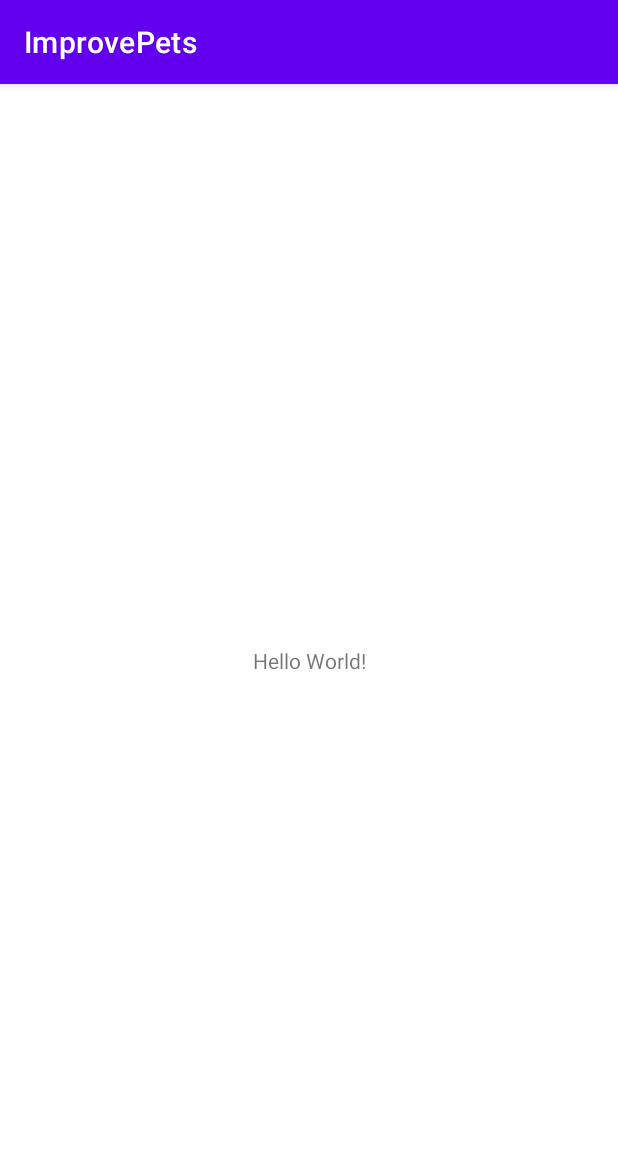
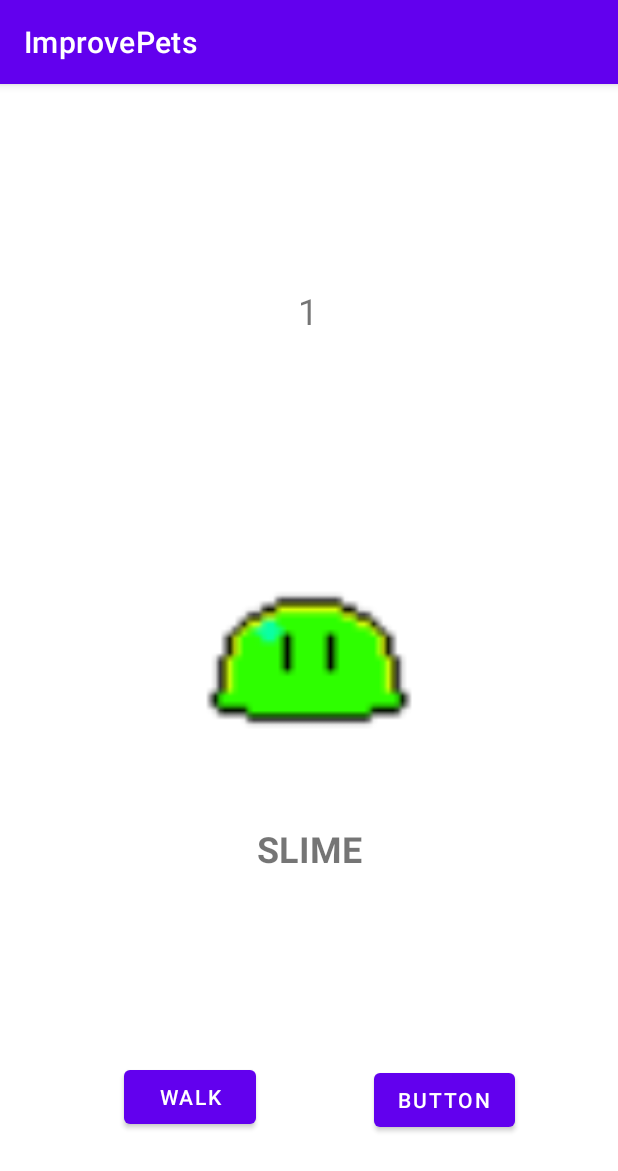
Before and after one commit to johnclark96/ImprovePets, an Android app: the screen it shows after launch (MainActivity), on a phone screen of 412 x 824 dp. Shown: the top 1171 px of the screen. Run offline under Robolectric (Android 15) with nearby library versions, the phone set to English and light mode, and no system bars.

Commit message:
Added Avatar and code planning

```diff
--- a/app/src/main/res/layout/activity_main.xml
+++ b/app/src/main/res/layout/activity_main.xml
@@ -7,12 +7,63 @@
     tools:context=".MainActivity">
 
     <TextView
+        android:id="@+id/textViewName"
         android:layout_width="wrap_content"
         android:layout_height="wrap_content"
-        android:text="Hello World!"
+        android:text="SLIME"
+        android:textSize="24sp"
+        android:textStyle="bold"
         app:layout_constraintBottom_toBottomOf="parent"
+        app:layout_constraintEnd_toEndOf="parent"
         app:layout_constraintLeft_toLeftOf="parent"
         app:layout_constraintRight_toRightOf="parent"
+        app:layout_constraintStart_toStartOf="parent"
+        app:layout_constraintTop_toBottomOf="@+id/imageViewPet"
+        app:layout_constraintVertical_bias="0.109" />
+
+    <ImageView
+        android:id="@+id/imageViewPet"
+        android:layout_width="160dp"
+        android:layout_height="160dp"
+        app:layout_constraintBottom_toBottomOf="parent"
+        app:layout_constraintEnd_toEndOf="parent"
+        app:layout_constraintStart_toStartOf="parent"
+        app:layout_constraintTop_toTopOf="parent"
+        app:srcCompat="@drawable/improve_pets_slime_1" />
+
+    <Button
+        android:id="@+id/buttonWalk"
+        android:layout_width="wrap_content"
+        android:layout_height="wrap_content"
+        android:layout_marginTop="56dp"
+        android:text="WALK"
+        app:layout_constraintBottom_toBottomOf="parent"
+        app:layout_constraintEnd_toEndOf="parent"
+        app:layout_constraintHorizontal_bias="0.256"
+        app:layout_constraintStart_toStartOf="parent"
+        app:layout_constraintTop_toBottomOf="@+id/textViewName" />
+
+    <Button
+        android:id="@+id/button7"
+        android:layout_width="wrap_content"
+        android:layout_height="wrap_content"
+        android:text="Button"
+        app:layout_constraintBottom_toBottomOf="parent"
+        app:layout_constraintEnd_toEndOf="parent"
+        app:layout_constraintHorizontal_bias="0.534"
+        app:layout_constraintStart_toEndOf="@+id/buttonWalk"
+        app:layout_constraintTop_toBottomOf="@+id/textViewName"
+        app:layout_constraintVertical_bias="0.657" />
+
+    <TextView
+        android:id="@+id/textViewLoop"
+        android:layout_width="15dp"
+        android:layout_height="35dp"
+        android:text="1"
+        android:textSize="24sp"
+        app:layout_constraintBottom_toTopOf="@+id/imageViewPet"
+        app:layout_constraintEnd_toEndOf="parent"
+        app:layout_constraintStart_toStartOf="parent"
         app:layout_constraintTop_toTopOf="parent" />
 
 </androidx.constraintlayout.widget.ConstraintLayout>
```
Also changed, not shown: app/src/main/java/com/github/johnclark96/improvepets/MainActivity.kt (+29 -0 lines), app/src/main/res/drawable/improve_pets_slime_1.png (added), app/src/main/res/drawable/improve_pets_slime_2.png (added), app/src/main/res/drawable/improve_pets_slime_3.png (added), app/src/main/res/drawable/improve_pets_slime_4.png (added).
